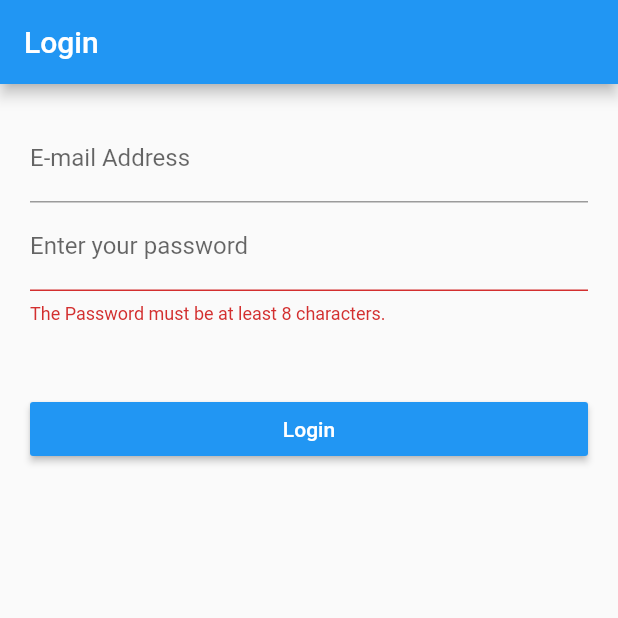
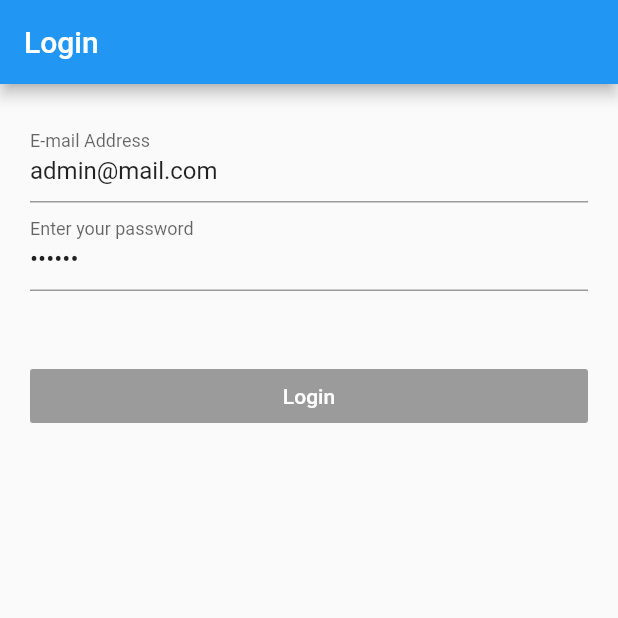
Before and after one commit to alexkazantsev/code-samples, a Flutter app: the screen it shows after launch, after a tap on "Login", on a phone screen of 412 x 824 dp, the top half of it. Run offline on Flutter 3.47's test engine with Material 2 defaults, Android fonts, the phone set to English and light mode, and no system bars; our stand-ins replace flutter_redux, redux; missing offline and left inert: redux_logging, validate; statements that could not run were skipped; project files that could hold a hidden picture were left out.

Commit message:
added login functionality; did some code refactoring

```diff
--- a/flutter/auth_example/lib/actions/auth.actions.dart
+++ b/flutter/auth_example/lib/actions/auth.actions.dart
@@ -56,6 +56,6 @@
 
   @override
   String toString() {
-    return 'LogIn{There was an error logging in: $error}';
+    return 'Login{There was an error logging in: $error}';
   }
 }
--- a/flutter/auth_example/lib/main.dart
+++ b/flutter/auth_example/lib/main.dart
@@ -20,7 +20,7 @@
     var store = new Store<AppState>(appReducer,
         initialState: new AppState(auth: new Auth(processing: false)),
         distinct: true,
-        middleware: []..addAll(createAuthMiddleware(context)));
+        middleware: []..addAll(createAuthMiddleware(context))..add(loggerMiddleware));
 
     return new StoreProvider<AppState>(
         store: store,
--- a/flutter/auth_example/lib/middlewares/auth.middleware.dart
+++ b/flutter/auth_example/lib/middlewares/auth.middleware.dart
@@ -13,16 +13,17 @@
 
 Middleware<AppState> _createLoginMiddleware(context) {
   return (Store store, dynamic action, NextDispatcher next) async {
+    next(action);
     if (action is LoginRequest) {
       final response = await http.post('${Config.API_URL}/auth/login',
           body: action.data.toJson());
       if (response.statusCode < 300) {
         store.dispatch(new LogInSuccessful(
             auth: Auth.fromJson(json.decode(response.body))));
+        if (action.onSuccess is Function) action.onSuccess();
       } else {
         store.dispatch(new LogInFail('Email or password is incorrect'));
       }
     }
-    next(action);
   };
 }
--- a/flutter/auth_example/lib/screens/login.screen.dart
+++ b/flutter/auth_example/lib/screens/login.screen.dart
@@ -11,8 +11,7 @@
   final Store<AppState> store;
 
   @override
-  State<StatefulWidget> createState() =>
-      new LoginScreenState(store: this.store);
+  State<StatefulWidget> createState() => new LoginScreenState();
 }
 
 class LoginScreenState extends State<LoginScreen> {
@@ -22,19 +21,13 @@
   final String _passwordErrorText =
       'The Password must be at least 8 characters.';
 
-  final Store<AppState> store;
-
-  LoginScreenState({@required this.store});
-
   LoginData _data;
-  String errorMessage;
 
   @override
   void initState() {
     super.initState();
 
-    errorMessage = null;
-    _data = new LoginData(email: null, password: null);
+    _data = new LoginData(email: 'admin@mail.com', password: '8eKBUc');
   }
 
   String _validateEmail(String value) =>
@@ -43,13 +36,17 @@
   String _validatePassword(String value) =>
       Validators.isPassword(value) ? null : this._passwordErrorText;
 
-  void submit() async {
+  void submit(ctx) async {
     if (this._formKey.currentState.validate()) {
       this._formKey.currentState.save();
 
-      this.store.dispatch(new LoginRequest(data: this._data));
+      widget.store.dispatch(new LoginRequest(
+          data: this._data, onSuccess: () => this._onLoginSuccess(ctx)));
     }
   }
+
+  void _onLoginSuccess(ctx) => Navigator.of(ctx)
+      .pushNamedAndRemoveUntil('/profile', (Route<dynamic> route) => false);
 
   @override
   Widget build(BuildContext context) => new Scaffold(
@@ -64,6 +61,7 @@
               children: <Widget>[
                 new TextFormField(
                   keyboardType: TextInputType.emailAddress,
+                  initialValue: 'admin@mail.com',
                   decoration: new InputDecoration(
                       hintText: 'you@example.com', labelText: 'E-mail Address'),
                   onSaved: (String value) => this._data.email = value,
@@ -71,6 +69,7 @@
                 ),
                 new TextFormField(
                   obscureText: true,
+                  initialValue: '8eKBUc',
                   decoration: new InputDecoration(
                       hintText: 'Password', labelText: 'Enter your password'),
                   onSaved: (String value) => this._data.password = value,
@@ -81,26 +80,28 @@
                     child: new Row(
                       mainAxisAlignment: MainAxisAlignment.center,
                       children: <Widget>[
-//                        new StoreConnector(builder: null, converter: null)
-                        new RichText(
-                          text: TextSpan(
-                              text: errorMessage,
-                              style: TextStyle(
-                                  color: Colors.red,
-                                  fontStyle: FontStyle.italic)),
-                        ),
+                        new StoreConnector<AppState, dynamic>(
+                            builder: (_, error) => new RichText(
+                                  text: TextSpan(
+                                      text: error,
+                                      style: TextStyle(
+                                          color: Colors.red,
+                                          fontStyle: FontStyle.italic)),
+                                ),
+                            converter: (store) => store.state.auth.error),
                       ],
                     )),
                 new Container(
                   width: MediaQuery.of(context).size.width,
                   child: new StoreConnector<AppState, bool>(
-                      builder: (_, processing) => new RaisedButton(
+                      builder: (ctx, processing) => new RaisedButton(
                           color: Colors.blue,
                           child: new Text(
                             'Login',
                             style: new TextStyle(color: Colors.white),
                           ),
-                          onPressed: processing ? null : () => this.submit()),
+                          onPressed:
+                              processing ? null : () => this.submit(ctx)),
                       converter: (store) => store.state.auth.processing),
                   margin: new EdgeInsets.only(top: 20.0),
                 )
--- a/flutter/auth_example/lib/screens/screens.dart
+++ b/flutter/auth_example/lib/screens/screens.dart
@@ -1 +1,2 @@
 export 'login.screen.dart';
+export 'profile.screen.dart';
--- a/flutter/auth_example/lib/utils/keys.dart
+++ b/flutter/auth_example/lib/utils/keys.dart
@@ -2,4 +2,5 @@
 
 class Keys {
   static final LOGIN_SCREEN = const Key('__LOGIN_SCREEN __'); // ignore: non_constant_identifier_names
+  static final PROFILE_SCREEN = const Key('__PROFILE_SCREEN __'); // ignore: non_constant_identifier_names
 }
--- a/flutter/auth_example/lib/utils/routes.dart
+++ b/flutter/auth_example/lib/utils/routes.dart
@@ -3,11 +3,9 @@
 import 'package:auth_example/screens/screens.dart';
 import 'package:flutter/material.dart';
 
-class AppRoutes {
-  static final home = '/home';
-  static final String login = '/';
+Map<String, WidgetBuilder> getRoutes(ctx, store) {
+  return {
+    '/': (BuildContext ctx) => new LoginScreen(store: store),
+    '/profile': (BuildContext ctx) => new ProfileScreen(store: store),
+  };
 }
-
-Map<String, WidgetBuilder> getRoutes(ctx, store) {
-  return {'/': (BuildContext ctx) => new LoginScreen(store: store)};
-}
```
Also changed, not shown: flutter/auth_example/lib/reducers/auth-reducer.dart (+11 -4 lines), flutter/auth_example/lib/screens/profile.screen.dart (added, +26 -0 lines).
